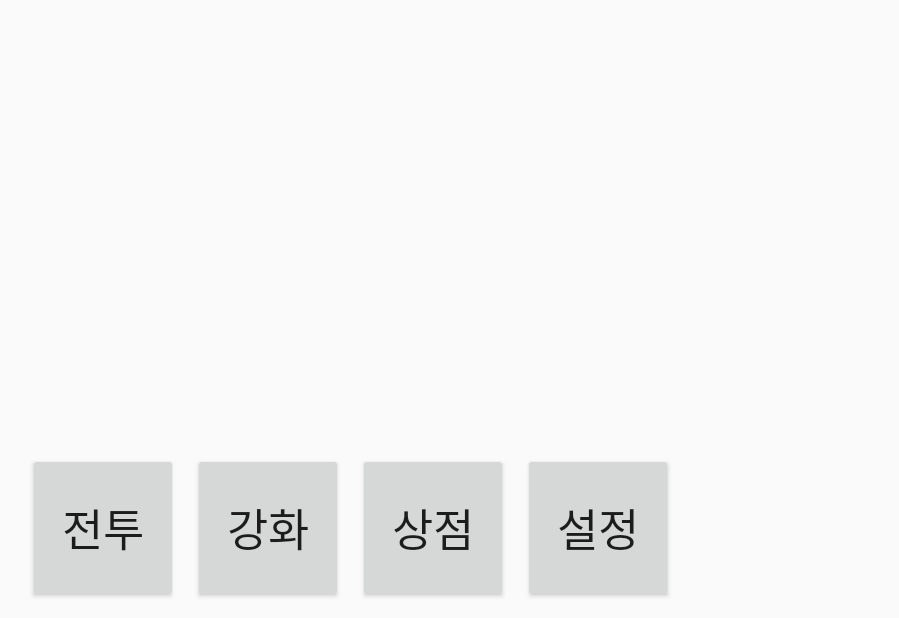
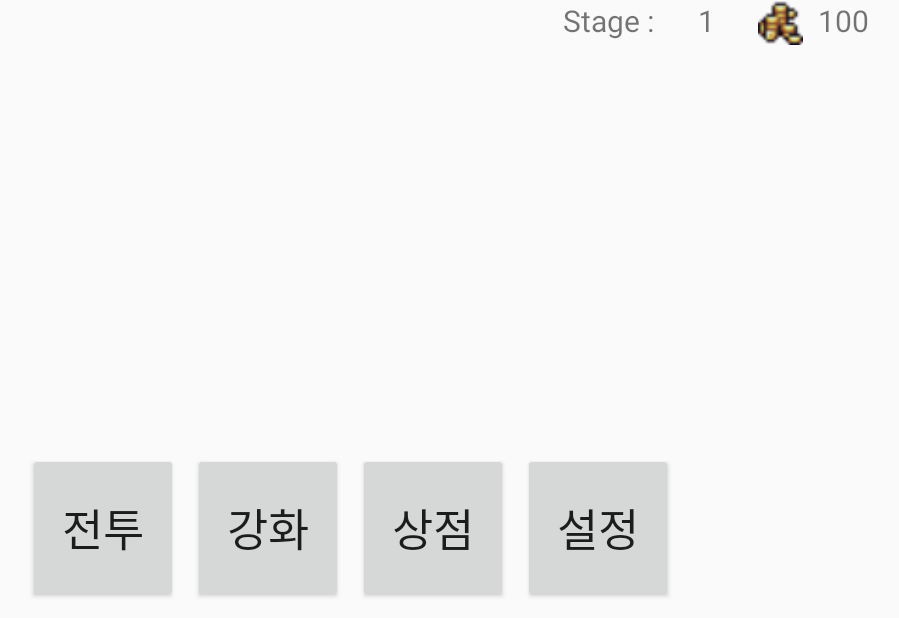
Before and after one commit to SeoHuh/RainbowDefense, an Android app: the screen it shows after launch (LobyActivity), after a tap on "PLAY", on a phone screen of 824 x 412 dp (held sideways). Shown: the whole screen, without its empty margins (268-1167 px from the left). Run offline under Robolectric (Android 15) with nearby library versions, the phone set to English and light mode, and no system bars; our stand-ins replace Room's generated code.

Commit message:
state data 추가
데이터베이스에 state_table 추가
state_table에는 스테이지와 골드 정보 추가
StateEntity 클래스 추가
StateDao 클래스 추가
StateRepository 클래스 추가
StateViewModel 클래스 추가
Loby 액티비티에 state 표시하도록 레이아웃 및 뷰모델 설정

```diff
--- a/app/src/main/java/com/test/rainbowDefense/LobyActivity.kt
+++ b/app/src/main/java/com/test/rainbowDefense/LobyActivity.kt
@@ -3,10 +3,20 @@ package com.test.rainbowDefense
 import android.content.Intent
 import androidx.appcompat.app.AppCompatActivity
 import android.os.Bundle
+import android.util.Log
 import android.view.View
+import androidx.lifecycle.Observer
+import androidx.lifecycle.ViewModelProvider
+import com.test.rainbowDefense.database.StateEntity
+import com.test.rainbowDefense.database.StateViewModel
+import com.test.rainbowDefense.database.UnitEntity
+import com.test.rainbowDefense.database.UnitViewModel
 import kotlinx.android.synthetic.main.activity_loby.*
 
 class LobyActivity : AppCompatActivity() {
+
+    private lateinit var stateViewModel: StateViewModel
+
     override fun onCreate(savedInstanceState: Bundle?) {
         super.onCreate(savedInstanceState)
         setContentView(R.layout.activity_loby)
@@ -35,5 +45,17 @@ class LobyActivity : AppCompatActivity() {
         btn_loby_battle.setOnClickListener {
             startActivity(intent_battle)
         }
+        stateViewModel = ViewModelProvider(this)[StateViewModel::class.java]
+        stateViewModel.state.observe(this, Observer { state ->
+            state?.let {
+                stage_text.text = it[0].stage.toString()
+                gold_text.text = it[0].gold.toString()
+            }
+            Log.d("디버깅", "State 변경확인")
+        })
+        gold_text.setOnClickListener{
+            val state: StateEntity = stateViewModel.state.value!!.get(0)
+            stateViewModel.update(state.apply{gold++})
+        }
     }
 }
--- a/app/src/main/java/com/test/rainbowDefense/database/UnitRoomDatabase.kt
+++ b/app/src/main/java/com/test/rainbowDefense/database/MyRoomDatabase.kt
@@ -7,23 +7,24 @@ import androidx.room.RoomDatabase
 import kotlinx.coroutines.CoroutineScope
 
 
-@Database(entities = [UnitEntity::class], version = 1, exportSchema = false)
-abstract class UnitRoomDatabase : RoomDatabase() {
+@Database(entities = [UnitEntity::class,StateEntity::class], version = 2, exportSchema = false)
+abstract class MyRoomDatabase : RoomDatabase() {
 
     abstract fun unitDao(): UnitDao
+    abstract fun stateDao(): StateDao
 
     companion object {
         @Volatile
-        private var INSTANCE: UnitRoomDatabase? = null
+        private var INSTANCE: MyRoomDatabase? = null
 
         fun getDatabase(
             context: Context,
             scope: CoroutineScope
-        ): UnitRoomDatabase {
+        ): MyRoomDatabase {
             return INSTANCE ?: synchronized(this) {
                 val instance = Room.databaseBuilder(
                     context.applicationContext,
-                    UnitRoomDatabase::class.java,
+                    MyRoomDatabase::class.java,
                     "unit_database"
                 )
                     //.addCallback(UnitDatabaseCallback(context,scope))
--- /dev/null
+++ b/app/src/main/java/com/test/rainbowDefense/database/StateDao.kt
@@ -0,0 +1,14 @@
+package com.test.rainbowDefense.database
+
+import androidx.lifecycle.LiveData
+import androidx.room.*
+
+@Dao
+interface StateDao {
+
+    @Query("SELECT * FROM state_table")
+    fun get(): LiveData<List<StateEntity>>
+
+    @Update(onConflict = OnConflictStrategy.ABORT)
+    suspend fun update(state: StateEntity)
+}
--- /dev/null
+++ b/app/src/main/java/com/test/rainbowDefense/database/StateEntity.kt
@@ -0,0 +1,11 @@
+package com.test.rainbowDefense.database
+
+import androidx.room.ColumnInfo
+import androidx.room.Entity
+import androidx.room.PrimaryKey
+
+@Entity(tableName = "state_table")
+class StateEntity(
+    @PrimaryKey var stage: Int,
+    @ColumnInfo(name = "gold") var gold: Int
+)
--- /dev/null
+++ b/app/src/main/java/com/test/rainbowDefense/database/StateRepository.kt
@@ -0,0 +1,12 @@
+package com.test.rainbowDefense.database
+
+import androidx.lifecycle.LiveData
+
+class StateRepository(private val stateDao: StateDao) {
+
+    val state= stateDao.get()
+
+    suspend fun update(state: StateEntity) {
+        stateDao.update(state)
+    }
+}
--- /dev/null
+++ b/app/src/main/java/com/test/rainbowDefense/database/StateViewModel.kt
@@ -0,0 +1,23 @@
+package com.test.rainbowDefense.database
+
+import android.app.Application
+import androidx.lifecycle.AndroidViewModel
+import androidx.lifecycle.LiveData
+import androidx.lifecycle.viewModelScope
+import kotlinx.coroutines.Dispatchers
+import kotlinx.coroutines.launch
+
+class StateViewModel(application: Application) : AndroidViewModel(application) {
+
+    private val repository: StateRepository
+    val state: LiveData<List<StateEntity>>
+
+    init {
+        val stateDao = MyRoomDatabase.getDatabase(application,viewModelScope).stateDao()
+        repository = StateRepository(stateDao)
+        state = repository.state
+    }
+    fun update(state:StateEntity) = viewModelScope.launch(Dispatchers.IO){
+        repository.update(state)
+    }
+}
--- a/app/src/main/java/com/test/rainbowDefense/database/UnitViewModel.kt
+++ b/app/src/main/java/com/test/rainbowDefense/database/UnitViewModel.kt
@@ -15,7 +15,7 @@ class UnitViewModel(application: Application) :AndroidViewModel(application) {
     val notHaveUnits: LiveData<List<UnitEntity>>
 
     init {
-        val unitDao = UnitRoomDatabase.getDatabase(application,viewModelScope).unitDao()
+        val unitDao = MyRoomDatabase.getDatabase(application,viewModelScope).unitDao()
         repository = UnitRepository(unitDao)
         allUnits = repository.allUnits
         haveUnits = repository.haveUnits
--- a/app/src/main/res/layout/activity_loby.xml
+++ b/app/src/main/res/layout/activity_loby.xml
@@ -6,6 +6,40 @@
     android:layout_height="match_parent"
     tools:context=".LobyActivity">
 
+    <LinearLayout
+        android:layout_width="270dp"
+        android:layout_height="30dp"
+        app:layout_constraintEnd_toEndOf="parent"
+        app:layout_constraintTop_toTopOf="parent">
+        <TextView
+            android:textSize="20sp"
+            android:text="Stage :"
+            android:layout_width="80dp"
+            android:layout_height="match_parent"
+            android:layout_marginEnd="10dp"/>
+        <TextView
+            android:id="@+id/stage_text"
+            android:textSize="20sp"
+            android:text="1"
+            android:layout_width="30dp"
+            android:layout_height="match_parent"
+            android:layout_marginEnd="10dp"/>
+        <ImageView
+            android:src="@drawable/gold_icon"
+            android:layout_width="30dp"
+            android:layout_height="match_parent"
+            android:layout_marginEnd="10dp"/>
+        <TextView
+            android:id="@+id/gold_text"
+            android:textSize="20sp"
+            android:text="1000"
+            android:layout_width="80dp"
+            android:layout_height="match_parent"
+            android:layout_marginEnd="10dp"/>
+
+
+
+    </LinearLayout>
     <LinearLayout
         android:layout_width="500dp"
         android:layout_height="120dp"
```
Also changed, not shown: app/src/main/assets/database/rainbow.db, app/src/main/res/drawable/gold_icon.png (added).
